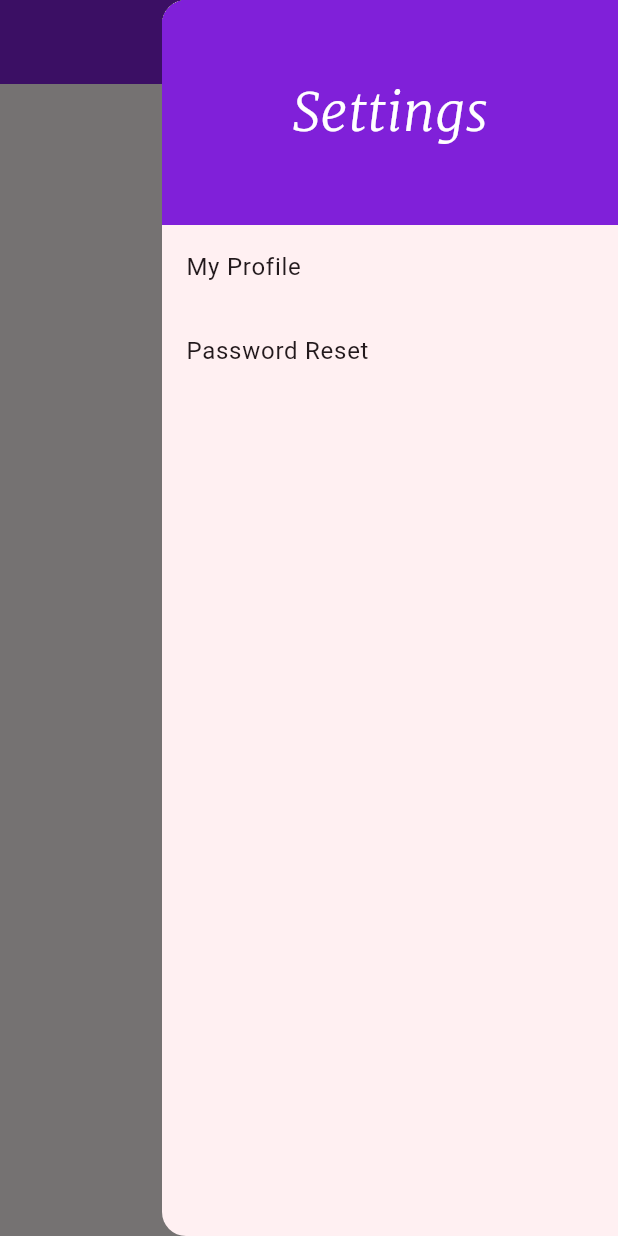
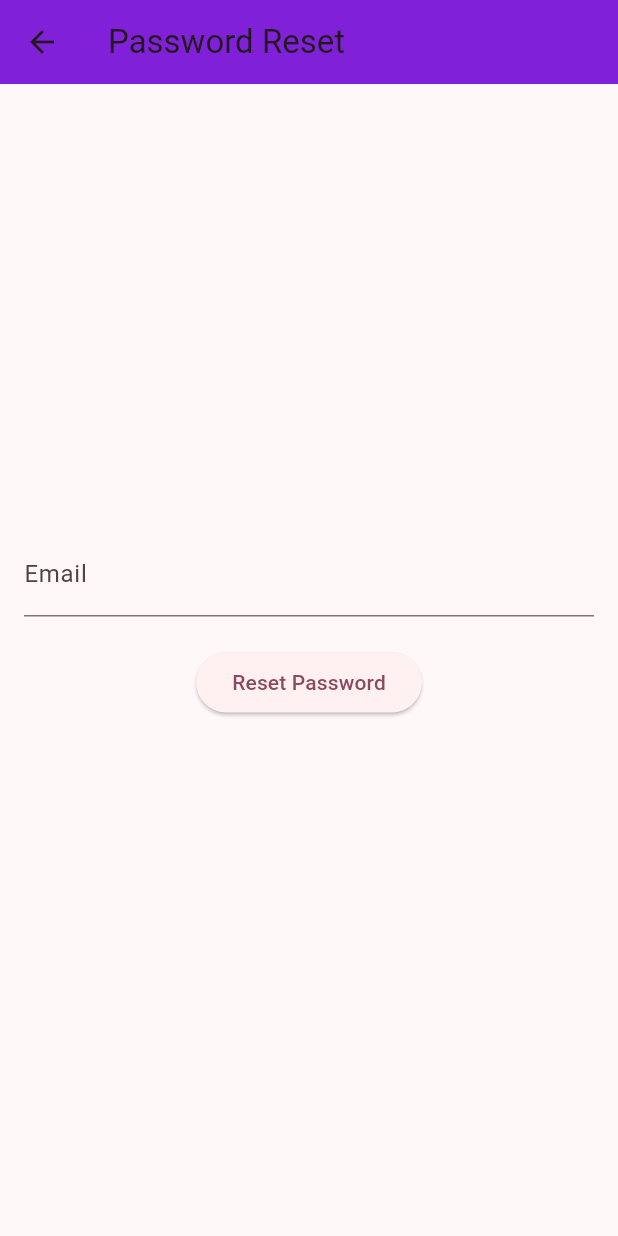
Before and after one commit to akash17patel/CTRL-ALT-ELITE-CSCE-4901, a Flutter app: the screen it shows after launch, in the side drawer, after a tap on "Password Reset", on a phone screen of 412 x 824 dp. Run offline on Flutter 3.47's test engine with Material 2 defaults, Android fonts, the phone set to English and light mode, and no system bars.

Commit message:
Update main.dart

```diff
--- a/lib/main.dart
+++ b/lib/main.dart
@@ -118,7 +118,13 @@ class SettingsDrawer extends StatelessWidget {
           ListTile(
             title: Text('Password Reset'),
             onTap: () {
-              // Implement the action for Option 2, e.g., navigate to a different page
+              Navigator.of(context).push(
+                MaterialPageRoute(
+                  builder: (context) {
+                    return PasswordResetPage();
+                  },
+                ),
+              );
             },
           ),
           // Add more ListTile items for additional options
@@ -162,3 +168,69 @@ class _SettingsTabState extends State<SettingsTab> {
     );
   }
 }
+
+class PasswordResetPage extends StatefulWidget {
+  @override
+  _PasswordResetPageState createState() => _PasswordResetPageState();
+}
+
+class _PasswordResetPageState extends State<PasswordResetPage> {
+  String _email = '';
+  String _message = ''; // Variable to store the message
+
+  void _resetPassword() {
+    if (_email.contains('@')) {
+      setState(() {
+        _message = 'Sent'; // Email is valid, set the message to 'Sent'
+      });
+    } else {
+      setState(() {
+        _message =
+            'Email Invalid'; // Email is invalid, set the message to 'Email Invalid'
+      });
+    }
+  }
+
+  @override
+  Widget build(BuildContext context) {
+    return Scaffold(
+      appBar: AppBar(
+        title: Text('Password Reset'),
+      ),
+      body: Padding(
+        padding: const EdgeInsets.all(16.0),
+        child: Column(
+          mainAxisAlignment: MainAxisAlignment.center,
+          children: <Widget>[
+            TextField(
+              onChanged: (value) {
+                setState(() {
+                  _email = value;
+                });
+              },
+              decoration: InputDecoration(
+                labelText: 'Email',
+                hintText: 'Enter your email',
+              ),
+            ),
+            SizedBox(height: 20),
+            ElevatedButton(
+              onPressed: () {
+                _resetPassword();
+              },
+              child: Text('Reset Password'),
+            ),
+            SizedBox(height: 20),
+            Text(
+              _message, // Display message based on email validation
+              style: TextStyle(
+                fontSize: 18,
+                color: Colors.red,
+              ),
+            ),
+          ],
+        ),
+      ),
+    );
+  }
+}
```
